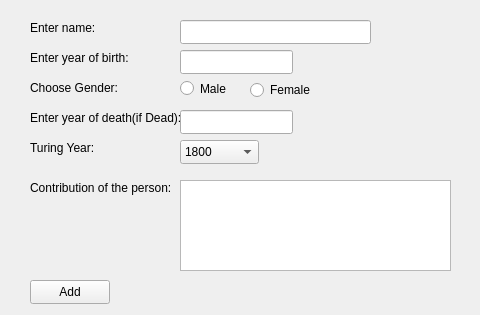
Ladanvini/VLN1-Hopur-5, file Widget/personcreatemenu.ui: the form before one commit.
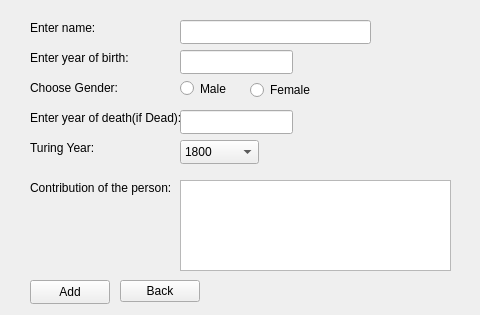
The form after the commit.

```diff
--- a/Widget/personcreatemenu.ui
+++ b/Widget/personcreatemenu.ui
@@ -1265,6 +1265,19 @@
     <string>Female</string>
    </property>
   </widget>
+  <widget class="QPushButton" name="pBBack">
+   <property name="geometry">
+    <rect>
+     <x>120</x>
+     <y>280</y>
+     <width>80</width>
+     <height>22</height>
+    </rect>
+   </property>
+   <property name="text">
+    <string>Back</string>
+   </property>
+  </widget>
  </widget>
  <resources/>
  <connections/>
```
